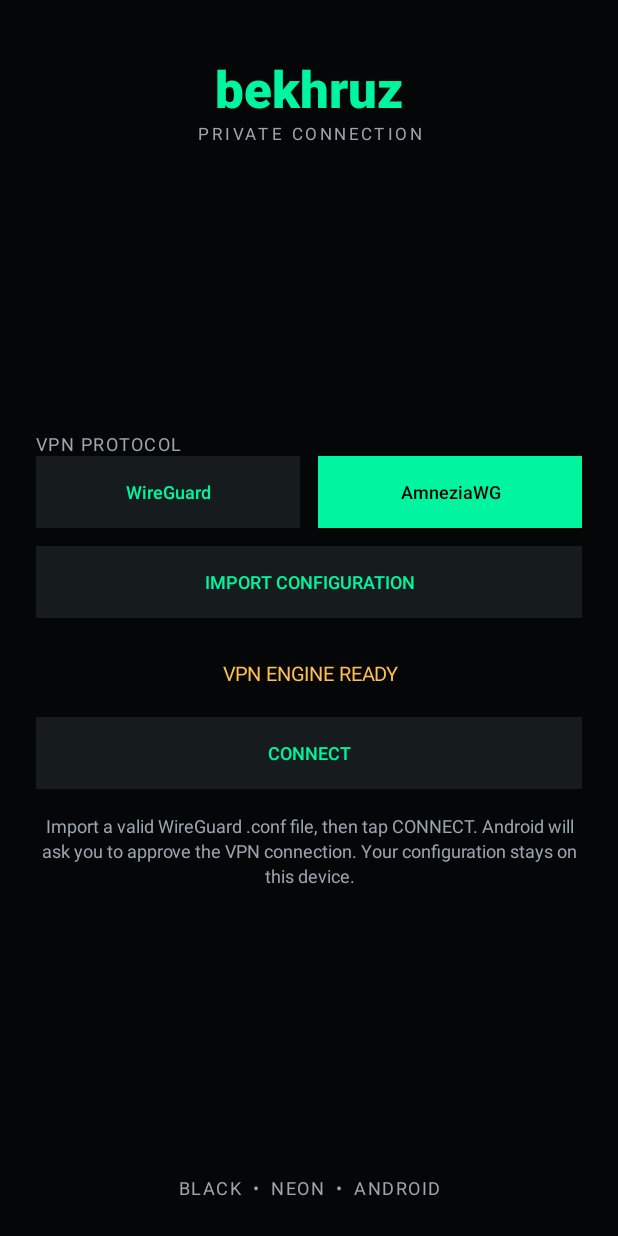
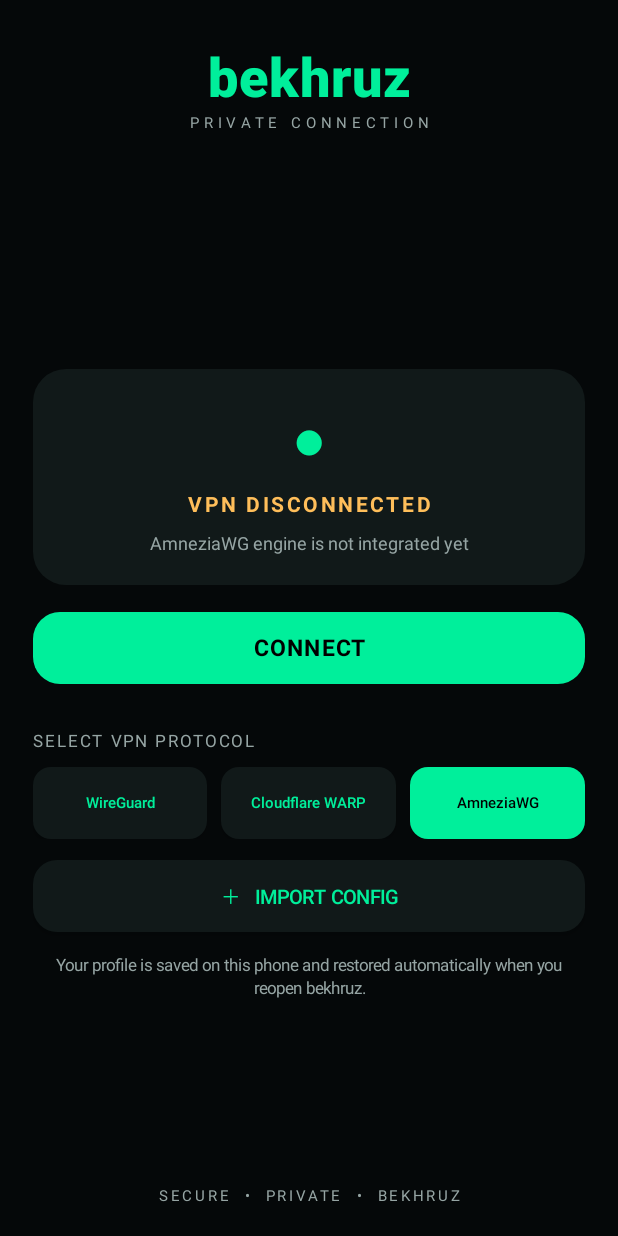
Before and after one commit to saidgubdinskij-cyber/bekhruz-android, an Android app: the screen it shows after launch (MainActivity), after a tap on "AmneziaWG", on a phone screen of 412 x 824 dp. Run offline under Robolectric (Android 15) with nearby library versions, the phone set to English and light mode, and no system bars; libraries missing offline, so code that uses them is left out: com.wireguard.android, com.wireguard.config; 2 statements that could not run were skipped; 3 other taps on this screen came first.

Commit message:
Redesign bekhruz UI and detect Cloudflare WARP profiles

```diff
--- a/app/src/main/java/com/bekhruz/vpn/MainActivity.kt
+++ b/app/src/main/java/com/bekhruz/vpn/MainActivity.kt
@@ -5,6 +5,7 @@ import android.content.Intent
 import android.database.Cursor
 import android.graphics.Color
 import android.graphics.Typeface
+import android.graphics.drawable.GradientDrawable
 import android.net.VpnService
 import android.net.Uri
 import android.os.Bundle
@@ -21,16 +22,24 @@ import com.wireguard.config.Config
 import java.io.ByteArrayInputStream
 
 class MainActivity : Activity() {
-    private val neon = Color.rgb(0, 245, 160)
-    private val muted = Color.rgb(155, 165, 175)
+    private val bg = Color.rgb(5, 8, 9)
+    private val panel = Color.rgb(17, 25, 25)
+    private val neon = Color.rgb(0, 239, 155)
+    private val muted = Color.rgb(150, 165, 164)
+    private val warning = Color.rgb(255, 190, 90)
     private var protocol = "WireGuard"
     private lateinit var status: TextView
     private lateinit var engineStatus: TextView
     private lateinit var connectionButton: Button
+    private lateinit var wireGuardButton: Button
+    private lateinit var warpButton: Button
+    private lateinit var amneziaButton: Button
     private var importedConfig: Config? = null
     private var backend: GoBackend? = null
     private var connected = false
     private var busy = false
+    private var isWarpConfig = false
+    private var warpReserved: String? = null
 
     private val tunnel = object : Tunnel {
         override fun getName(): String = "bekhruz"
@@ -45,8 +54,8 @@ class MainActivity : Activity() {
 
     override fun onCreate(savedInstanceState: Bundle?) {
         super.onCreate(savedInstanceState)
-        window.statusBarColor = Color.rgb(5, 6, 8)
-        window.navigationBarColor = Color.rgb(5, 6, 8)
+        window.statusBarColor = bg
+        window.navigationBarColor = bg
         protocol = getSharedPreferences(PREFS_NAME, MODE_PRIVATE)
             .getString(KEY_PROTOCOL, "WireGuard") ?: "WireGuard"
         restoreSavedConfiguration()
@@ -57,95 +66,156 @@ class MainActivity : Activity() {
         val root = LinearLayout(this).apply {
             orientation = LinearLayout.VERTICAL
             gravity = Gravity.CENTER_HORIZONTAL
-            setPadding(dp(24), dp(36), dp(24), dp(24))
-            setBackgroundColor(Color.rgb(5, 6, 8))
+            setPadding(dp(22), dp(26), dp(22), dp(20))
+            setBackgroundColor(bg)
         }
+
         root.addView(TextView(this).apply {
             text = "bekhruz"
-            textSize = 34f
+            textSize = 36f
             gravity = Gravity.CENTER
             setTextColor(neon)
             typeface = Typeface.create("sans-serif-black", Typeface.BOLD)
+            letterSpacing = .02f
         }, full())
         root.addView(TextView(this).apply {
             text = "PRIVATE CONNECTION"
-            textSize = 11f
-            letterSpacing = .22f
+            textSize = 10f
+            letterSpacing = .32f
             gravity = Gravity.CENTER
             setTextColor(muted)
         }, full())
 
-        root.addView(View(this), LinearLayout.LayoutParams(1, 0, 1f))
-        root.addView(label("VPN PROTOCOL"), full())
+        val topSpacer = View(this)
+        root.addView(topSpacer, LinearLayout.LayoutParams(1, 0, 1f))
+
+        val stateCard = LinearLayout(this).apply {
+            orientation = LinearLayout.VERTICAL
+            gravity = Gravity.CENTER
+            setPadding(dp(18), dp(20), dp(18), dp(20))
+            background = rounded(panel, 22)
+        }
+        val statusIcon = TextView(this).apply {
+            text = "●"
+            textSize = 38f
+            gravity = Gravity.CENTER
+            setTextColor(neon)
+        }
+        stateCard.addView(statusIcon, full())
+        engineStatus = TextView(this).apply {
+            text = "VPN DISCONNECTED"
+            textSize = 14f
+            letterSpacing = .12f
+            gravity = Gravity.CENTER
+            setTextColor(warning)
+            typeface = Typeface.DEFAULT_BOLD
+        }
+        stateCard.addView(engineStatus, full().apply { topMargin = dp(8) })
+        status = TextView(this).apply {
+            text = if (importedConfig != null) "Saved: ${savedConfigName()}" else "Add a configuration to begin"
+            textSize = 12f
+            gravity = Gravity.CENTER
+            setTextColor(muted)
+        }
+        stateCard.addView(status, full().apply { topMargin = dp(8) })
+        root.addView(stateCard, full().apply { topMargin = dp(34) })
+
+        connectionButton = Button(this).apply {
+            text = "CONNECT"
+            textSize = 15f
+            letterSpacing = .08f
+            isAllCaps = false
+            typeface = Typeface.DEFAULT_BOLD
+            setTextColor(Color.BLACK)
+            background = rounded(neon, 18)
+            setPadding(dp(12), dp(10), dp(12), dp(10))
+            setOnClickListener { toggleConnection() }
+        }
+        root.addView(connectionButton, full().apply { topMargin = dp(18) })
+
+        root.addView(TextView(this).apply {
+            text = "SELECT VPN PROTOCOL"
+            textSize = 11f
+            letterSpacing = .15f
+            setTextColor(muted)
+        }, full().apply { topMargin = dp(30) })
 
         val choices = LinearLayout(this).apply { orientation = LinearLayout.HORIZONTAL }
-        val wg = button("WireGuard")
-        val awg = button("AmneziaWG")
-        fun updateChoice() {
-            listOf(wg to "WireGuard", awg to "AmneziaWG").forEach { (b, p) ->
-                b.setTextColor(if (protocol == p) Color.BLACK else neon)
-                b.setBackgroundColor(if (protocol == p) neon else Color.rgb(22, 28, 30))
+        wireGuardButton = protocolButton("WireGuard")
+        warpButton = protocolButton("Cloudflare WARP")
+        amneziaButton = protocolButton("AmneziaWG")
+        wireGuardButton.setOnClickListener { selectProtocol("WireGuard") }
+        warpButton.setOnClickListener { selectProtocol("WARP") }
+        amneziaButton.setOnClickListener {
+            selectProtocol("AmneziaWG")
+            status.text = "AmneziaWG engine is not integrated yet"
         }
-        }
-        wg.setOnClickListener {
-            protocol = "WireGuard"
-            saveProtocol()
-            updateChoice()
-            updateConnectionUi()
-        }
-        awg.setOnClickListener {
-            protocol = "AmneziaWG"
-            saveProtocol()
-            updateChoice()
-            updateConnectionUi()
-            if (importedConfig != null) {
-                status.text = "AmneziaWG engine is not installed yet"
-            }
-        }
-        choices.addView(wg, LinearLayout.LayoutParams(0, dp(48), 1f).apply { rightMargin = dp(6) })
-        choices.addView(awg, LinearLayout.LayoutParams(0, dp(48), 1f).apply { leftMargin = dp(6) })
-        root.addView(choices, full())
-        updateChoice()
+        choices.addView(wireGuardButton, LinearLayout.LayoutParams(0, dp(48), 1f).apply { rightMargin = dp(5) })
+        choices.addView(warpButton, LinearLayout.LayoutParams(0, dp(48), 1f).apply { leftMargin = dp(5); rightMargin = dp(5) })
+        choices.addView(amneziaButton, LinearLayout.LayoutParams(0, dp(48), 1f).apply { leftMargin = dp(5) })
+        root.addView(choices, full().apply { topMargin = dp(10) })
+        updateProtocolButtons()
 
-        val import = button("IMPORT CONFIGURATION")
-        import.setOnClickListener {
+        val importButton = Button(this).apply {
+            text = "＋   IMPORT CONFIG"
+            textSize = 13f
+            isAllCaps = false
+            setTextColor(neon)
+            background = rounded(panel, 16)
+            setOnClickListener {
                 val pick = Intent(Intent.ACTION_OPEN_DOCUMENT).apply {
                     addCategory(Intent.CATEGORY_OPENABLE)
                     type = "*/*"
                 }
                 startActivityForResult(pick, REQUEST_CONFIG)
             }
-        root.addView(import, full().apply { topMargin = dp(24) })
-
-        status = label(
-            if (importedConfig != null) "Saved: ${savedConfigName()}" else "No configuration selected"
-        ).apply { gravity = Gravity.CENTER }
-        root.addView(status, full().apply { topMargin = dp(12) })
-
-        engineStatus = TextView(this).apply {
-            text = "VPN ENGINE READY"
-            textSize = 13f
-            gravity = Gravity.CENTER
-            setTextColor(neon)
         }
-        root.addView(engineStatus, full().apply { topMargin = dp(28) })
-
-        connectionButton = button("CONNECT")
-        connectionButton.setOnClickListener { toggleConnection() }
-        root.addView(connectionButton, full().apply { topMargin = dp(20) })
+        root.addView(importButton, full().apply { topMargin = dp(14) })
 
         root.addView(TextView(this).apply {
-            text = "Import a valid WireGuard .conf file, then tap CONNECT. Android will ask you to approve the VPN connection. Your configuration stays on this device."
-            textSize = 12f
+            text = "Your profile is saved on this phone and restored automatically when you reopen bekhruz."
+            textSize = 11f
             gravity = Gravity.CENTER
             setTextColor(muted)
             setLineSpacing(dp(3).toFloat(), 1f)
-        }, full().apply { topMargin = dp(16) })
+        }, full().apply { topMargin = dp(14) })
 
-        root.addView(View(this), LinearLayout.LayoutParams(1, 0, 1f))
-        root.addView(label("BLACK  •  NEON  •  ANDROID").apply { gravity = Gravity.CENTER }, full())
+        val bottomSpacer = View(this)
+        root.addView(bottomSpacer, LinearLayout.LayoutParams(1, 0, 1f))
+        root.addView(TextView(this).apply {
+            text = "SECURE  •  PRIVATE  •  BEKHRUZ"
+            textSize = 10f
+            letterSpacing = .18f
+            gravity = Gravity.CENTER
+            setTextColor(muted)
+        }, full())
+
         setContentView(root)
         updateConnectionUi()
+    }
+
+    private fun selectProtocol(value: String) {
+        protocol = value
+        getSharedPreferences(PREFS_NAME, MODE_PRIVATE).edit().putString(KEY_PROTOCOL, protocol).apply()
+        updateProtocolButtons()
+        if (value == "WARP" && isWarpConfig) {
+            status.text = "Cloudflare WARP profile: ${savedConfigName()}"
+        } else if (value == "AmneziaWG") {
+            status.text = "AmneziaWG engine is not integrated yet"
+        } else if (importedConfig != null) {
+            status.text = "Saved: ${savedConfigName()}"
+        }
+        updateConnectionUi()
+    }
+
+    private fun updateProtocolButtons() {
+        if (!::wireGuardButton.isInitialized) return
+        listOf(wireGuardButton to "WireGuard", warpButton to "WARP", amneziaButton to "AmneziaWG")
+            .forEach { (button, value) ->
+                val selected = protocol == value
+                button.setTextColor(if (selected) Color.BLACK else neon)
+                button.background = rounded(if (selected) neon else panel, 12)
+            }
     }
 
     private fun toggleConnection() {
@@ -154,29 +224,23 @@ class MainActivity : Activity() {
             disconnectTunnel()
             return
         }
-        if (protocol != "WireGuard") {
-            status.text = "AmneziaWG support is not integrated yet"
+        if (protocol == "AmneziaWG") {
+            status.text = "AmneziaWG engine is not integrated yet"
             return
         }
         if (importedConfig == null) {
-            status.text = "Import a WireGuard configuration first"
+            status.text = "Import a .conf profile first"
             return
         }
-
         val permissionIntent = VpnService.prepare(this)
-        if (permissionIntent != null) {
-            startActivityForResult(permissionIntent, REQUEST_VPN_PERMISSION)
-        } else {
-            connectTunnel()
-        }
+        if (permissionIntent != null) startActivityForResult(permissionIntent, REQUEST_VPN_PERMISSION)
+        else connectTunnel()
     }
 
     private fun connectTunnel() {
         val config = importedConfig ?: return
         busy = true
         updateConnectionUi()
-        engineStatus.text = "CONNECTING…"
-
         Thread {
             try {
                 val activeBackend = backend ?: GoBackend(applicationContext).also { backend = it }
@@ -184,16 +248,16 @@ class MainActivity : Activity() {
                 runOnUiThread {
                     connected = true
                     busy = false
-                    engineStatus.text = "VPN CONNECTED"
-                    status.text = "WireGuard tunnel is active"
+                    status.text = if (protocol == "WARP") {
+                        "WARP tunnel started. Reserved-byte routing may be unavailable."
+                    } else "WireGuard tunnel is active"
                     updateConnectionUi()
                 }
             } catch (e: Exception) {
                 runOnUiThread {
                     connected = false
                     busy = false
-                    engineStatus.text = "CONNECTION FAILED"
-                    status.text = e.message?.take(110) ?: "Could not start WireGuard"
+                    status.text = e.message?.take(120) ?: "Could not start VPN"
                     updateConnectionUi()
                 }
             }
@@ -201,30 +265,26 @@ class MainActivity : Activity() {
     }
 
     private fun disconnectTunnel() {
-        val activeBackend = backend
-        if (activeBackend == null) {
+        val activeBackend = backend ?: run {
             connected = false
             updateConnectionUi()
             return
         }
         busy = true
         updateConnectionUi()
-        engineStatus.text = "DISCONNECTING…"
         Thread {
             try {
                 activeBackend.setState(tunnel, Tunnel.State.DOWN, null)
                 runOnUiThread {
                     connected = false
                     busy = false
-                    engineStatus.text = "VPN DISCONNECTED"
-                    status.text = "Tunnel stopped"
+                    status.text = "VPN tunnel stopped"
                     updateConnectionUi()
                 }
             } catch (e: Exception) {
                 runOnUiThread {
                     busy = false
-                    engineStatus.text = "DISCONNECT FAILED"
-                    status.text = e.message?.take(110) ?: "Could not stop tunnel"
+                    status.text = e.message?.take(120) ?: "Could not stop VPN"
                     updateConnectionUi()
                 }
             }
@@ -238,14 +298,15 @@ class MainActivity : Activity() {
             connected -> "DISCONNECT"
             else -> "CONNECT"
         }
-        connectionButton.isEnabled = !busy && (protocol == "WireGuard" || connected)
+        connectionButton.isEnabled = !busy && (protocol != "AmneziaWG" || connected)
+        connectionButton.background = rounded(if (connected) Color.rgb(255, 100, 90) else neon, 18)
         if (::engineStatus.isInitialized) {
             engineStatus.text = when {
-                busy -> "VPN WORKING…"
+                busy -> "VPN CONNECTING"
                 connected -> "VPN CONNECTED"
-                else -> "VPN ENGINE READY"
+                else -> "VPN DISCONNECTED"
             }
-            engineStatus.setTextColor(if (connected) neon else Color.rgb(255, 190, 80))
+            engineStatus.setTextColor(if (connected) neon else warning)
         }
     }
 
@@ -253,27 +314,22 @@ class MainActivity : Activity() {
         try {
             val file = getFileStreamPath(CONFIG_FILE)
             if (!file.exists()) return
-            val configText = openFileInput(CONFIG_FILE).bufferedReader(Charsets.UTF_8).use { it.readText() }
-            importedConfig = Config.parse(
-                ByteArrayInputStream(configText.toByteArray(Charsets.UTF_8))
-            )
+            val text = openFileInput(CONFIG_FILE).bufferedReader(Charsets.UTF_8).use { it.readText() }
+            isWarpConfig = getSharedPreferences(PREFS_NAME, MODE_PRIVATE).getBoolean(KEY_IS_WARP, false)
+            warpReserved = getSharedPreferences(PREFS_NAME, MODE_PRIVATE).getString(KEY_WARP_RESERVED, null)
+            importedConfig = Config.parse(ByteArrayInputStream(text.toByteArray(Charsets.UTF_8)))
+            if (isWarpConfig) protocol = "WARP"
         } catch (_: Exception) {
             importedConfig = null
         }
     }
 
-    private fun saveProtocol() {
-        getSharedPreferences(PREFS_NAME, MODE_PRIVATE).edit()
-            .putString(KEY_PROTOCOL, protocol)
-            .apply()
-    }
-
     private fun savedConfigName(): String =
         getSharedPreferences(PREFS_NAME, MODE_PRIVATE)
-            .getString(KEY_CONFIG_NAME, "WireGuard configuration") ?: "WireGuard configuration"
+            .getString(KEY_CONFIG_NAME, "VPN configuration") ?: "VPN configuration"
 
     private fun readDisplayName(uri: Uri): String {
-        var name = "WireGuard configuration"
+        var name = "VPN configuration"
         val cursor: Cursor? = contentResolver.query(uri, null, null, null, null)
         cursor?.use {
             val column = it.getColumnIndex(OpenableColumns.DISPLAY_NAME)
@@ -282,29 +338,28 @@ class MainActivity : Activity() {
         return name
     }
 
-    private fun label(value: String) = TextView(this).apply {
+    private fun protocolButton(value: String) = Button(this).apply {
         text = value
-        textSize = 12f
-        letterSpacing = .08f
-        setTextColor(muted)
+        textSize = 10f
+        isAllCaps = false
+        setTextColor(neon)
+        background = rounded(panel, 12)
+        minWidth = 0
+        setPadding(dp(3), 0, dp(3), 0)
     }
 
-    private fun button(value: String) = Button(this).apply {
-        text = value
-        textSize = 12f
-        isAllCaps = false
-        setTextColor(neon)
-        setBackgroundColor(Color.rgb(22, 28, 30))
+    private fun rounded(color: Int, radius: Int) = GradientDrawable().apply {
+        setColor(color)
+        cornerRadius = dp(radius).toFloat()
     }
 
     private fun full() = LinearLayout.LayoutParams(-1, -2)
-    private fun dp(v: Int) = (v * resources.displayMetrics.density).toInt()
+    private fun dp(value: Int) = (value * resources.displayMetrics.density).toInt()
 
     @Deprecated("Deprecated in Android API")
     override fun onActivityResult(requestCode: Int, resultCode: Int, data: Intent?) {
         super.onActivityResult(requestCode, resultCode, data)
         if (resultCode != RESULT_OK) return
-
         if (requestCode == REQUEST_VPN_PERMISSION) {
             connectTunnel()
             return
@@ -313,27 +368,39 @@ class MainActivity : Activity() {
         val uri = data?.data ?: return
 
         try {
-            val configText = contentResolver.openInputStream(uri)?.use { input ->
-                input.readBytes().toString(Charsets.UTF_8)
-            } ?: throw IllegalStateException("Could not read selected file")
-
-            val parsed = Config.parse(ByteArrayInputStream(configText.toByteArray(Charsets.UTF_8)))
+            val raw = contentResolver.openInputStream(uri)?.use { it.readBytes().toString(Charsets.UTF_8) }
+                ?: throw IllegalStateException("Could not read selected file")
+            val reservedMatch = Regex("(?im)^\\s*#?\\s*Reserved\\s*=\\s*([0-9\\s,]+)").find(raw)
+            val reserved = reservedMatch?.groupValues?.get(1)?.trim()
+            val normalized = raw.lines().filterNot {
+                it.trim().matches(Regex("(?i)^#?\\s*Reserved\\s*=.*$"))
+            }.joinToString("\n")
+            val detectedWarp = raw.contains("cloudflare", ignoreCase = true) ||
+                raw.contains("162.159.") || raw.contains("2606:4700:") || reservedMatch != null
+            val parsed = Config.parse(ByteArrayInputStream(normalized.toByteArray(Charsets.UTF_8)))
             val displayName = readDisplayName(uri)
-            // Keep the configuration in app-private storage so it survives app restarts and reboots.
-            openFileOutput(CONFIG_FILE, MODE_PRIVATE).use { it.write(configText.toByteArray(Charsets.UTF_8)) }
+            openFileOutput(CONFIG_FILE, MODE_PRIVATE).use { it.write(normalized.toByteArray(Charsets.UTF_8)) }
             getSharedPreferences(PREFS_NAME, MODE_PRIVATE).edit()
                 .putString(KEY_CONFIG_NAME, displayName)
-                .putString(KEY_PROTOCOL, protocol)
+                .putString(KEY_PROTOCOL, if (detectedWarp) "WARP" else protocol)
+                .putBoolean(KEY_IS_WARP, detectedWarp)
+                .putString(KEY_WARP_RESERVED, reserved)
                 .apply()
             importedConfig = parsed
-            status.text = "Saved: $displayName"
-            engineStatus.text = "CONFIGURATION SAVED"
+            isWarpConfig = detectedWarp
+            warpReserved = reserved
+            if (detectedWarp) protocol = "WARP"
+            updateProtocolButtons()
+            status.text = if (detectedWarp) "WARP profile saved: $displayName" else "Saved: $displayName"
             Toast.makeText(this, "Configuration saved on this device", Toast.LENGTH_SHORT).show()
+            if (detectedWarp && !reserved.isNullOrBlank()) {
+                engineStatus.text = "WARP PROFILE • RESERVED TAG FOUND"
+                status.text = "WARP profile saved. Reserved tag: $reserved"
+            }
         } catch (e: Exception) {
             importedConfig = null
-            status.text = "Invalid config: ${e.message?.take(90) ?: "check .conf file"}"
-            engineStatus.text = "CONFIGURATION ERROR"
-            Toast.makeText(this, "Could not read this WireGuard config", Toast.LENGTH_LONG).show()
+            status.text = "Invalid config: ${e.message?.take(100) ?: "check .conf file"}"
+            Toast.makeText(this, "Could not import this VPN profile", Toast.LENGTH_LONG).show()
         }
         updateConnectionUi()
     }
@@ -344,6 +411,8 @@ class MainActivity : Activity() {
         private const val PREFS_NAME = "bekhruz_settings"
         private const val KEY_PROTOCOL = "selected_protocol"
         private const val KEY_CONFIG_NAME = "saved_config_name"
-        private const val CONFIG_FILE = "saved_wireguard.conf"
+        private const val KEY_IS_WARP = "is_warp_profile"
+        private const val KEY_WARP_RESERVED = "warp_reserved"
+        private const val CONFIG_FILE = "saved_vpn.conf"
     }
 }
```
Lines whose indentation alone changed are shown as unchanged.
